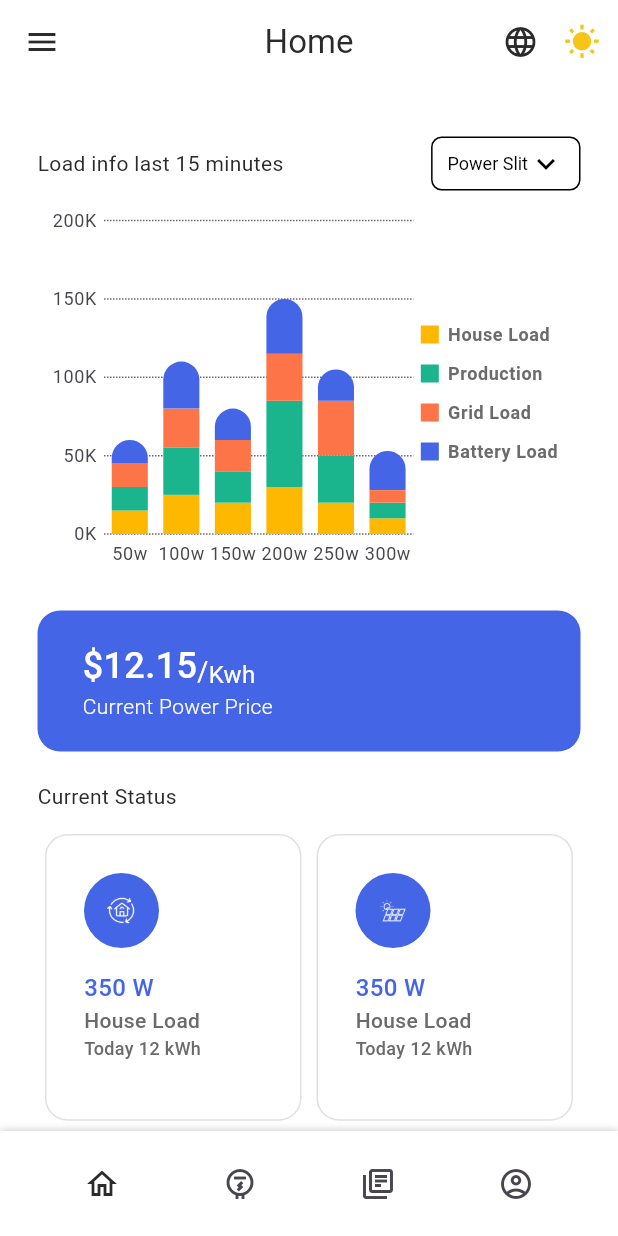
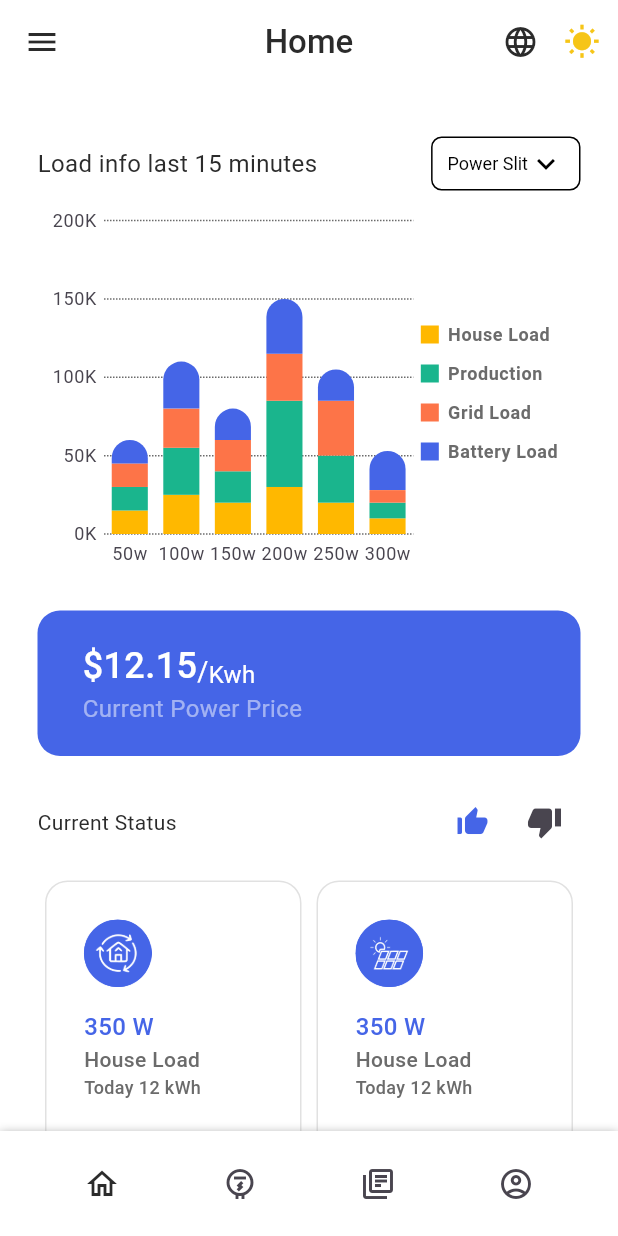
Before and after one commit to jpmangoit/sunmate, a Flutter app: the CodeVerificationPage screen opened by its route, after a tap on "Verify", after a tap on "Get started", on a phone screen of 412 x 824 dp. Run offline on Flutter 3.47's test engine with Material 3 defaults, Android fonts, the phone set to English and light mode, and no system bars; our stand-ins replace google_fonts, local_auth, permission_handler, shared_preferences, sizer, syncfusion_flutter_charts and 1 more; accounts and stored records are empty; statements that could not run were skipped.

Commit message:
resolve issues

```diff
--- a/lib/languages/app_en.json
+++ b/lib/languages/app_en.json
@@ -42,7 +42,7 @@
     "k_home_page": "Home",
     "k_home_today_load": "Current Status",
     "k_home_load_info": "Load info last 15 minutes",
-    "k_home_today_statistics": "Today's statistics",
+    "k_home_today_statistics": "Today's Statistics",
     "k_home_solar_sell": "Soler Sell",
     "k_home_grid_charge": "Grid Charge"
 }
--- a/lib/screens/auth/codevarificarion_page.dart
+++ b/lib/screens/auth/codevarificarion_page.dart
@@ -75,6 +75,7 @@ class CodeVerificationPageState extends State<CodeVerificationPage> {
 
   Widget _textFieldOTP({bool? first, last, themeNotifier}) {
     return Container(
+      // color: getColors(themeNotifier.isDark, 'inputColor'),
       height: 65,
       child: AspectRatio(
         aspectRatio: 1.0,
@@ -98,6 +99,8 @@ class CodeVerificationPageState extends State<CodeVerificationPage> {
           keyboardType: TextInputType.number,
           maxLength: 1,
           decoration: InputDecoration(
+            filled: true,
+            fillColor: getColors(themeNotifier.isDark, 'inputColor'),
             counter: Offstage(),
             contentPadding: const EdgeInsets.only(bottom: 50, top: 50),
             enabledBorder: OutlineInputBorder(
@@ -108,7 +111,8 @@ class CodeVerificationPageState extends State<CodeVerificationPage> {
                 borderRadius: BorderRadius.circular(12)),
             focusedBorder: OutlineInputBorder(
                 borderSide: BorderSide(
-                    width: 2, color: getColors(themeNotifier.isDark, 'buttonColor')),
+                    width: 2,
+                    color: getColors(themeNotifier.isDark, 'buttonColor')),
                 borderRadius: BorderRadius.circular(12)),
           ),
         ),
@@ -119,8 +123,7 @@ class CodeVerificationPageState extends State<CodeVerificationPage> {
   @override
   Widget build(BuildContext context) {
     return Consumer<ModelTheme>(
-        builder: (context, ModelTheme themeNotifier, child)
-    {
+        builder: (context, ModelTheme themeNotifier, child) {
       return SafeArea(
         child: Scaffold(
           appBar: AppBar(
@@ -133,7 +136,8 @@ class CodeVerificationPageState extends State<CodeVerificationPage> {
             title: Text(
               getTranslated(context, 'k_verify'),
               textAlign: TextAlign.center,
-              style: TextStyle(color: getColors(themeNotifier.isDark, 'textColor')),
+              style: TextStyle(
+                  color: getColors(themeNotifier.isDark, 'textColor')),
             ),
             actions: const <Widget>[
               Padding(padding: EdgeInsets.all(5), child: LanguageSelect())
@@ -175,7 +179,8 @@ class CodeVerificationPageState extends State<CodeVerificationPage> {
                     style: TextStyle(
                         fontSize: 14,
                         fontWeight: FontWeight.w500,
-                        color: getColors(themeNotifier.isDark, 'GreyTextColor')),
+                        color:
+                            getColors(themeNotifier.isDark, 'GreyTextColor')),
                   ),
                   const SizedBox(
                     height: 40.0,
@@ -183,10 +188,22 @@ class CodeVerificationPageState extends State<CodeVerificationPage> {
                   Row(
                     mainAxisAlignment: MainAxisAlignment.spaceBetween,
                     children: [
-                      _textFieldOTP(first: true, last: false, themeNotifier: themeNotifier),
-                      _textFieldOTP(first: false, last: false, themeNotifier: themeNotifier),
-                      _textFieldOTP(first: false, last: false, themeNotifier: themeNotifier),
-                      _textFieldOTP(first: false, last: true, themeNotifier: themeNotifier),
+                      _textFieldOTP(
+                          first: true,
+                          last: false,
+                          themeNotifier: themeNotifier),
+                      _textFieldOTP(
+                          first: false,
+                          last: false,
+                          themeNotifier: themeNotifier),
+                      _textFieldOTP(
+                          first: false,
+                          last: false,
+                          themeNotifier: themeNotifier),
+                      _textFieldOTP(
+                          first: false,
+                          last: true,
+                          themeNotifier: themeNotifier),
                     ],
                   ),
                   const SizedBox(
@@ -229,14 +246,13 @@ class CodeVerificationPageState extends State<CodeVerificationPage> {
                         color: getColors(themeNotifier.isDark, 'buttonColor'),
                         borderRadius: BorderRadius.circular(10),
                         child: InkWell(
-                          onTap: () =>
-                          _formKey.currentState!.validate()
+                          onTap: () => _formKey.currentState!.validate()
                               ? {
-                            setState(() {
-                              isSignIn = 'loading';
-                            }),
-                            moveToHome(context)
-                          }
+                                  setState(() {
+                                    isSignIn = 'loading';
+                                  }),
+                                  moveToHome(context)
+                                }
                               : null,
                           child: AnimatedContainer(
                               duration: const Duration(seconds: 1),
--- a/lib/screens/home/home_page.dart
+++ b/lib/screens/home/home_page.dart
@@ -27,7 +27,8 @@ class HomePage extends StatefulWidget {
 class _HomePageState extends State<HomePage> {
   // Initial Selected Value
   String dropdownvalue = 'Power Slit';
-
+  var like = true;
+  var disLike = false;
   // List of items in our dropdown menu
   var items = [
     'Power Slit',
@@ -83,8 +84,9 @@ class _HomePageState extends State<HomePage> {
           title: Text(
             getTranslated(context, 'k_home_page'),
             textAlign: TextAlign.center,
-            style:
-                TextStyle(color: getColors(themeNotifier.isDark, 'textColor')),
+            style: TextStyle(
+                fontWeight: FontWeight.w500,
+                color: getColors(themeNotifier.isDark, 'textColor')),
           ),
           actions: <Widget>[
             const Padding(padding: EdgeInsets.all(5), child: LanguageSelect()),
@@ -117,6 +119,8 @@ class _HomePageState extends State<HomePage> {
                     Text(
                       getTranslated(context, 'k_home_load_info'),
                       style: TextStyle(
+                          fontWeight: FontWeight.w400,
+                          fontSize: 16,
                           color: getColors(themeNotifier.isDark, 'textColor')),
                     ),
                     const Spacer(),
@@ -216,10 +220,11 @@ class _HomePageState extends State<HomePage> {
                         Text(
                           'Current Power Price',
                           style: TextStyle(
-                            fontWeight: FontWeight.w300,
-                            fontSize: 14,
-                            color: getColors(themeNotifier.isDark, 'iconColor'),
-                          ),
+                              fontWeight: FontWeight.w400,
+                              fontSize: 16,
+                              color: Color.fromRGBO(255, 255, 255, 0.5)
+                              // getColors(themeNotifier.isDark, 'borderColor'),
+                              ),
                         ),
                       ]),
                 ),
@@ -227,12 +232,51 @@ class _HomePageState extends State<HomePage> {
                   height: 20,
                 ),
                 Row(
-                  mainAxisAlignment: MainAxisAlignment.start,
+                  mainAxisAlignment: MainAxisAlignment.spaceBetween,
                   children: [
                     Text(
                       getTranslated(context, 'k_home_today_load'),
                       style: TextStyle(
                           color: getColors(themeNotifier.isDark, 'textColor')),
+                    ),
+                    Row(
+                      mainAxisAlignment: MainAxisAlignment.end,
+                      children: [
+                        IconButton(
+                            onPressed: () {
+                              setState(() {
+                                like = !like;
+                                if (like) {
+                                  disLike = false;
+                                }
+                              });
+                            },
+                            icon: like
+                                ? Icon(
+                                    Icons.thumb_up_alt,
+                                    color: getColors(
+                                        themeNotifier.isDark, 'buttonColor'),
+                                  )
+                                : Icon(
+                                    Icons.thumb_up_alt,
+                                  )),
+                        IconButton(
+                            onPressed: () {
+                              setState(() {
+                                disLike = !disLike;
+                                if (disLike) {
+                                  like = false;
+                                }
+                              });
+                            },
+                            icon: disLike
+                                ? Icon(
+                                    Icons.thumb_down,
+                                    color: getColors(
+                                        themeNotifier.isDark, 'buttonColor'),
+                                  )
+                                : Icon(Icons.thumb_down))
+                      ],
                     ),
                   ],
                 ),
--- a/lib/widgets/home/home_CTPVL.dart
+++ b/lib/widgets/home/home_CTPVL.dart
@@ -18,15 +18,16 @@ class _HomeCTPVPageState extends State<HomeCTPVPage> {
   Widget build(BuildContext context) {
     return Consumer<ModelTheme>(
         builder: (context, ModelTheme themeNotifier, child) {
+        builder: (context, ModelTheme themeNotifier, child) {
       return SizedBox(
+        width: MediaQuery.of(context).size.width * 0.29,
         width: MediaQuery.of(context).size.width * 0.29,
         child: Container(
           decoration: BoxDecoration(
-            borderRadius: BorderRadius.circular(20),
+            borderRadius: BorderRadius.circular(12),
             border: Border.all(color: AppColors.borderColor),
           ),
-
-          margin: const EdgeInsets.all(5),
+          margin: const EdgeInsets.all(3),
           padding: const EdgeInsets.all(10),
           child: Stack(
             children: [
--- a/lib/widgets/home/home_today_load.dart
+++ b/lib/widgets/home/home_today_load.dart
@@ -56,17 +56,17 @@ class _TodayLoadPageState extends State<TodayLoadPage> {
                                 getColors(themeNotifier.isDark, 'buttonColor'),
                             borderRadius: BorderRadius.circular(50),
                           ),
-                          padding: const EdgeInsets.all(10),
+                          // padding: const EdgeInsets.all(2),
                           child: themeNotifier.isDark
                               ? Image.asset(
                                   darkIcons[index],
-                                  height: 30,
-                                  width: 30,
+                                  height: 40,
+                                  width: 40,
                                 )
                               : Image.asset(
                                   lightIcons[index],
-                                  height: 30,
-                                  width: 30,
+                                  height: 45,
+                                  width: 45,
                                 )),
                       const SizedBox(
                         height: 15,
--- a/lib/widgets/home/todays_staticstics.dart
+++ b/lib/widgets/home/todays_staticstics.dart
@@ -29,23 +29,23 @@ class _TodayStaticsticsPageState extends State<TodayStaticsticsPage> {
                     color: getColors(themeNotifier.isDark, 'borderColor')),
               ),
               margin: const EdgeInsets.symmetric(vertical: 5, horizontal: 0),
-              padding: const EdgeInsets.all(18),
+              padding: const EdgeInsets.all(13),
               child: Row(
                 children: [
                   Text(
                     entry.key,
                     style: TextStyle(
-                      color: getColors(themeNotifier.isDark, 'textColor'),
-                      fontSize: 14,
-                    ),
+                        color: getColors(themeNotifier.isDark, 'GreyTextColor'),
+                        fontSize: 16,
+                        fontWeight: FontWeight.w400),
                   ),
                   const Spacer(),
                   Text(
                     entry.value,
                     style: TextStyle(
                       color: getColors(themeNotifier.isDark, 'textColor'),
-                      fontWeight: FontWeight.w800,
-                      fontSize: 14,
+                      fontWeight: FontWeight.w500,
+                      fontSize: 16,
                     ),
                   ),
                 ],
```
Also changed, not shown: lib/constants/colors_contant.dart (+4 -4 lines).
